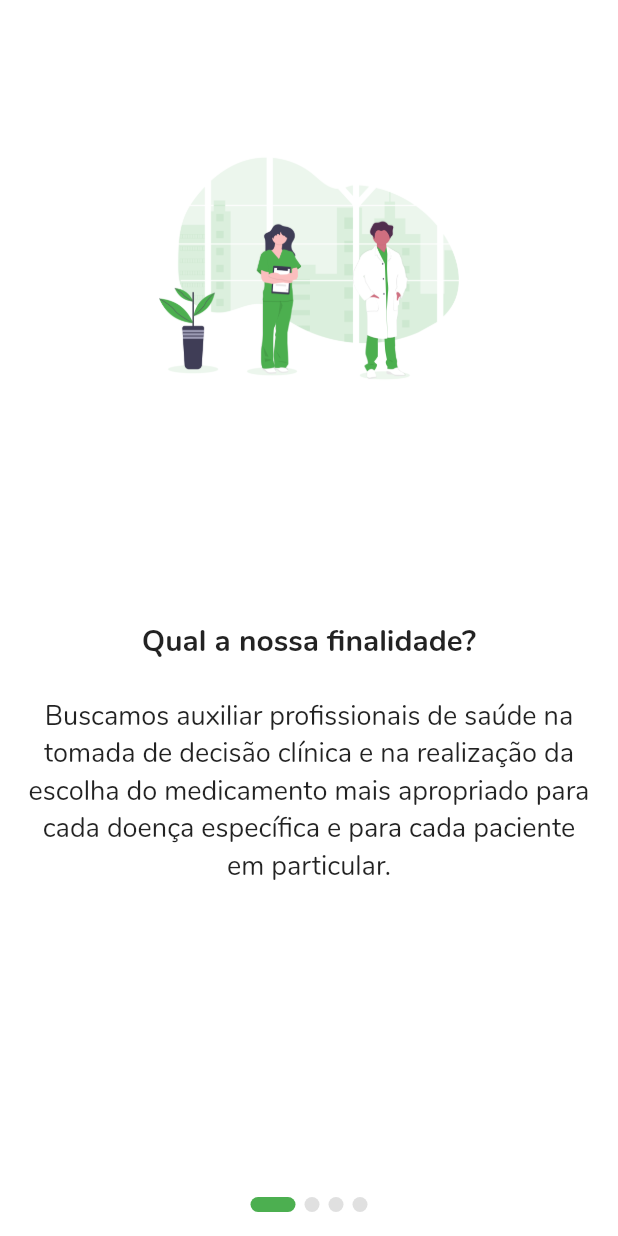
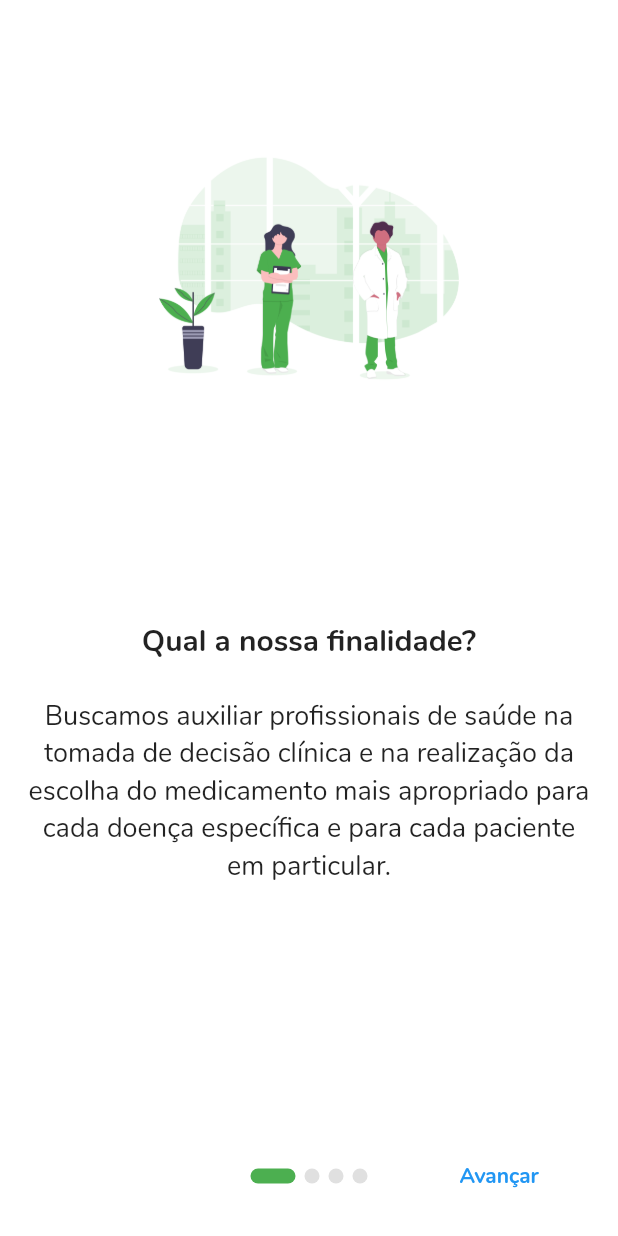
Before and after one commit to institutosocialtech/mpi-brasil, a Flutter app: the OnboardingScreen screen opened by its route, on a phone screen of 412 x 824 dp. Run offline on Flutter 3.47's test engine with Material 2 defaults, Android fonts, the light colour scheme and no system bars; drawn by our look-alikes of introduction_screen; our stand-ins replace diacritic, flutter_icons, flutter_speed_dial, mask_text_input_formatter, share, shared_preferences; missing offline and left inert: flutter_mailer, grouped_buttons, markdown_widget; accounts and stored records are empty; generated files the repository leaves out were written again.

Commit message:
onboarding: add navigation button
part of #131

```diff
--- a/lib/screens/onboarding.dart
+++ b/lib/screens/onboarding.dart
@@ -42,7 +42,14 @@ class OnboardingScreen extends StatelessWidget {
   Widget build(BuildContext context) {
     return IntroductionScreen(
       pages: pages,
-      done: Text("Iniciar", style: TextStyle(fontWeight: FontWeight.bold),),
+      next: Text(
+        "Avançar",
+        style: TextStyle(fontWeight: FontWeight.bold),
+      ),
+      done: Text(
+        "Iniciar",
+        style: TextStyle(fontWeight: FontWeight.bold),
+      ),
       globalBackgroundColor: Colors.white,
       dotsDecorator: DotsDecorator(
         size: const Size.square(10.0),
```
